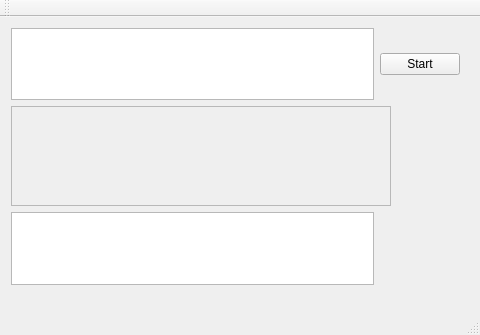
Qt form Parallel_job_scheduling/Parallel_job_scheduling.ui (franzstadt/parallel_job_scheduling) before a commit.
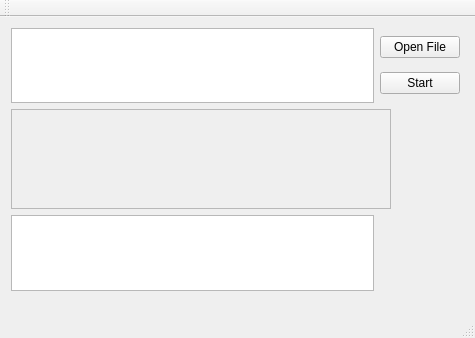
The same form after that commit.

```diff
--- a/Parallel_job_scheduling/Parallel_job_scheduling.ui
+++ b/Parallel_job_scheduling/Parallel_job_scheduling.ui
@@ -6,8 +6,8 @@
    <rect>
     <x>0</x>
     <y>0</y>
-    <width>480</width>
-    <height>335</height>
+    <width>475</width>
+    <height>338</height>
    </rect>
   </property>
   <property name="windowTitle">
@@ -20,21 +20,11 @@
       <x>0</x>
       <y>0</y>
       <width>471</width>
-      <height>279</height>
+      <height>285</height>
      </rect>
     </property>
     <layout class="QGridLayout" name="gridLayout">
-     <item row="0" column="1">
-      <widget class="QPushButton" name="pushButton">
-       <property name="text">
-        <string>Start</string>
-       </property>
-      </widget>
-     </item>
-     <item row="0" column="0">
-      <widget class="QTextEdit" name="input_text_edit"/>
-     </item>
-     <item row="1" column="0">
+     <item row="2" column="0">
       <widget class="QFrame" name="frame">
        <property name="minimumSize">
         <size>
@@ -50,13 +40,34 @@
        </property>
       </widget>
      </item>
-     <item row="2" column="0">
+     <item row="1" column="0">
+      <widget class="QTextEdit" name="input_text_edit"/>
+     </item>
+     <item row="3" column="0">
       <widget class="QTextEdit" name="output_text_edit">
        <property name="readOnly">
         <bool>true</bool>
        </property>
       </widget>
      </item>
+     <item row="1" column="1">
+      <layout class="QVBoxLayout" name="verticalLayout">
+       <item>
+        <widget class="QPushButton" name="open_file_btn">
+         <property name="text">
+          <string>Open File</string>
+         </property>
+        </widget>
+       </item>
+       <item>
+        <widget class="QPushButton" name="pushButton">
+         <property name="text">
+          <string>Start</string>
+         </property>
+        </widget>
+       </item>
+      </layout>
+     </item>
     </layout>
    </widget>
   </widget>
```
Left out of the diff: 2 changed lines with no effect on the pictures.
